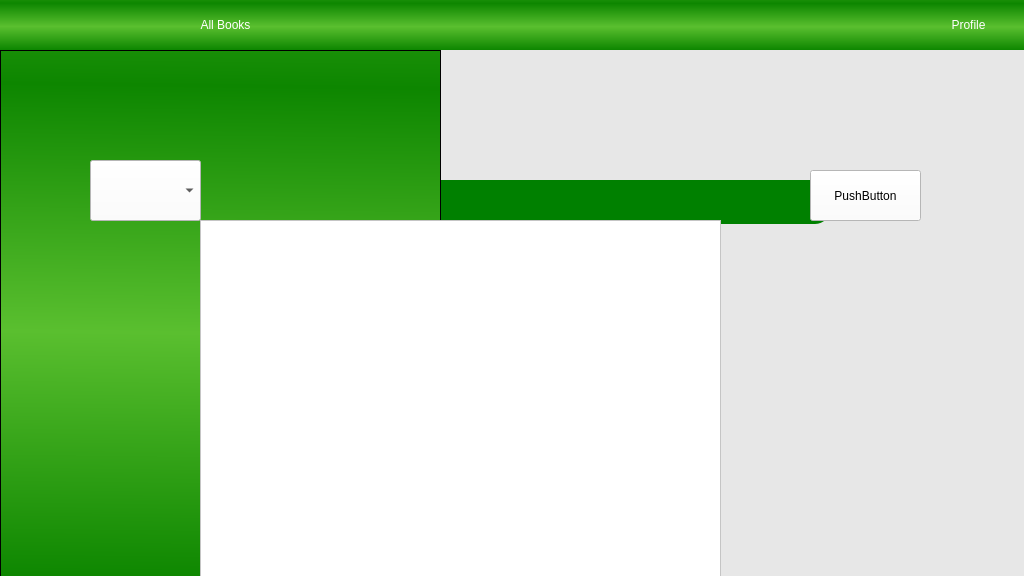
The window that LibManager/LibManager/userdashboard.ui (SinaErdem/OOP_Group11) describes before a commit, drawn with Qt 5.
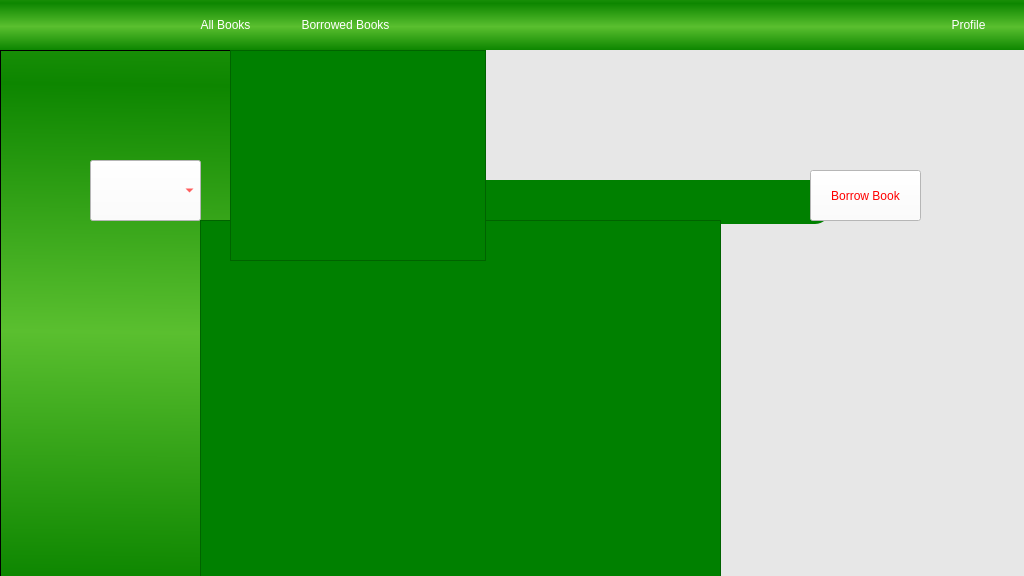
The same window after the commit. Icons and pictures are not drawn.

Commit message: borrowed books ve kitap iade etme işlemi

Diff of the .ui file:
```diff
--- a/LibManager/LibManager/userdashboard.ui
+++ b/LibManager/LibManager/userdashboard.ui
@@ -142,6 +142,32 @@
      <string>Profile</string>
     </property>
    </widget>
+   <widget class="QPushButton" name="showBorrowedBooksButton">
+    <property name="geometry">
+     <rect>
+      <x>280</x>
+      <y>0</y>
+      <width>131</width>
+      <height>50</height>
+     </rect>
+    </property>
+    <property name="styleSheet">
+     <string notr="true">QPushButton {
+    background-color: transparent;
+    color: white;
+    padding: 5px;
+	border-color: transparent;
+	border-radius: 0px;
+}
+QPushButton:hover {
+	background-color: rgb(136, 202, 129);
+	border-radius: 0px;
+}</string>
+    </property>
+    <property name="text">
+     <string>Borrowed Books</string>
+    </property>
+   </widget>
   </widget>
   <widget class="QLabel" name="allBackground">
    <property name="geometry">
@@ -192,6 +218,9 @@
      <pointsize>16</pointsize>
     </font>
    </property>
+   <property name="styleSheet">
+    <string notr="true">color:red;</string>
+   </property>
   </widget>
   <widget class="QTableWidget" name="resultsTableWidget">
    <property name="geometry">
@@ -202,6 +231,9 @@
      <height>361</height>
     </rect>
    </property>
+   <property name="styleSheet">
+    <string notr="true">background-color:green;</string>
+   </property>
   </widget>
   <widget class="QPushButton" name="findButton">
    <property name="geometry">
@@ -212,8 +244,26 @@
      <height>51</height>
     </rect>
    </property>
+   <property name="styleSheet">
+    <string notr="true">
+color: red;
+</string>
+   </property>
    <property name="text">
-    <string>PushButton</string>
+    <string>Borrow Book</string>
+   </property>
+  </widget>
+  <widget class="QListWidget" name="borrowedBookListWidget">
+   <property name="geometry">
+    <rect>
+     <x>230</x>
+     <y>50</y>
+     <width>256</width>
+     <height>211</height>
+    </rect>
+   </property>
+   <property name="styleSheet">
+    <string notr="true">background-color:green;</string>
    </property>
   </widget>
   <zorder>allBackground</zorder>
@@ -224,6 +274,7 @@
   <zorder>filterComboBox</zorder>
   <zorder>resultsTableWidget</zorder>
   <zorder>findButton</zorder>
+  <zorder>borrowedBookListWidget</zorder>
  </widget>
  <resources/>
  <connections/>
```
The commit also changes 99 other files.
